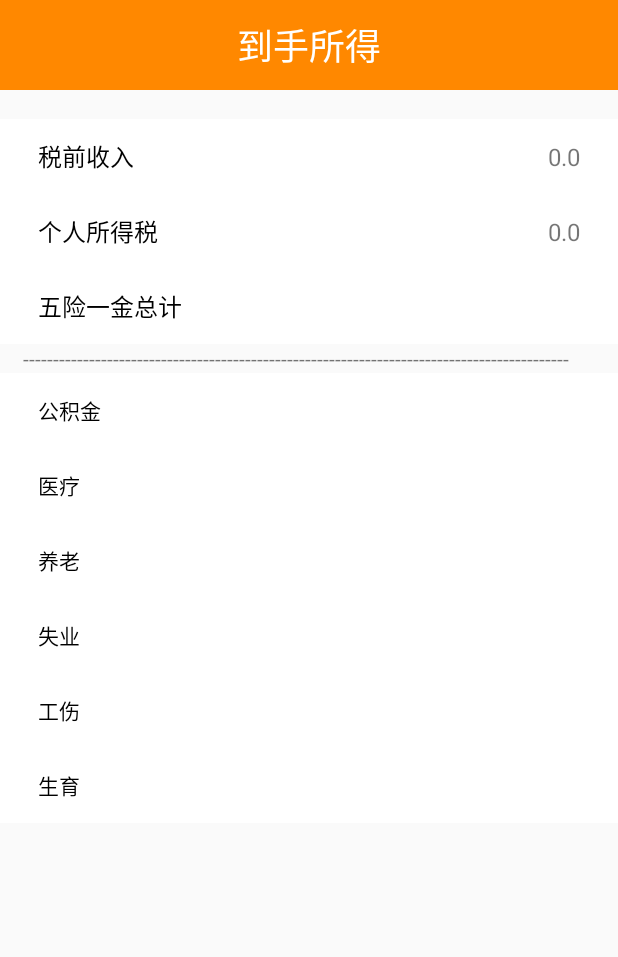
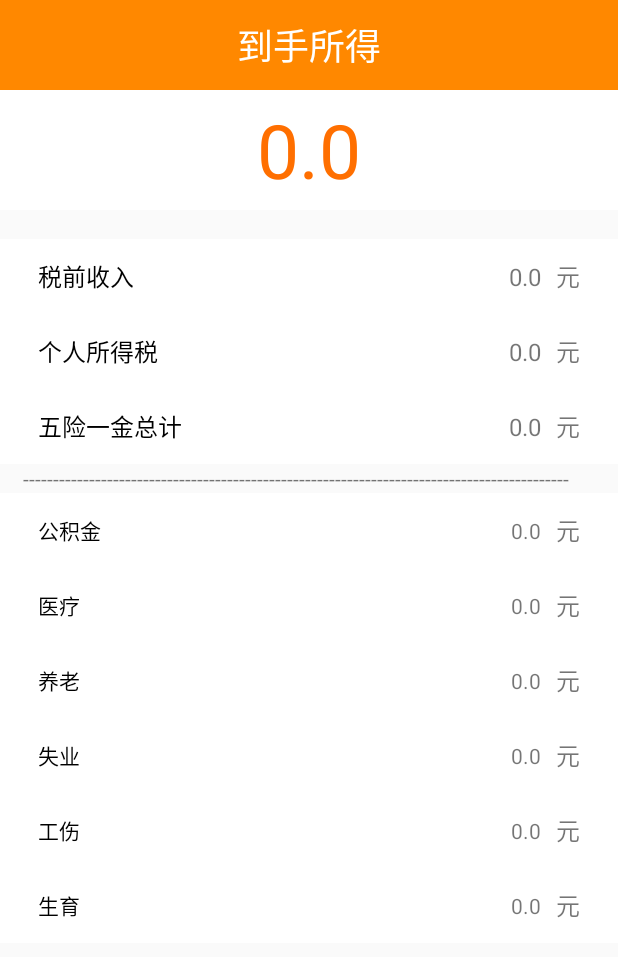
Before and after one commit to LsKiKi/SuperCalculator, an Android app: the screen it shows after launch (PersonActivity), after a tap on "开始计算", on a phone screen of 412 x 824 dp. Shown: the top 957 px of the screen. Run offline under Robolectric (Android 15) with nearby library versions, the phone set to English and light mode, and no system bars; 1 statement that could not run was skipped; 3 other taps on this screen came first.

Commit message:
person tax完善

```diff
--- a/app/src/main/java/com/whut/wlqk/superCalculator/PersonActivity.java
+++ b/app/src/main/java/com/whut/wlqk/superCalculator/PersonActivity.java
@@ -5,22 +5,34 @@ import android.content.Intent;
 import android.os.Bundle;
 import android.widget.TextView;
 
+import com.whut.wlqk.superCalculator.utils.tax.CalWuxianyijin;
 import com.whut.wlqk.superCalculator.utils.tax.PersonalTax;
 import com.whut.wlqk.superCalculator.utils.tax.TaxInterface;
+import com.whut.wlqk.superCalculator.utils.tax.Wuxianyijin;
 
 public class PersonActivity extends BaseActivity{
 
-    TextView tax_before_income,person_tax,total_ihf;
+    TextView tax_before_income,person_tax,total_ihf,total_get;
+    TextView fund_public,medical_care,old_care,no_job,job_injury,procreation;
     double income,threshold,person_get_tax;
-
+    double fund,medical,endowment,unemployment,maternity,employment_injury;
+    double fund_,medical_,endowment_,unemployment_,maternity_,employment_injury_,ihf_;
+    String city;
     @Override
     protected void onCreate(Bundle savedInstanceState) {
         super.onCreate(savedInstanceState);
         setContentView(R.layout.person_tax_result);
 
+        total_get = findViewById(R.id.total_get);
         tax_before_income = findViewById(R.id.tax_before_income);
         person_tax = findViewById(R.id.person_tax);
         total_ihf = findViewById(R.id.ihf);
+        fund_public = findViewById(R.id.fund);
+        medical_care = findViewById(R.id.medical);
+        old_care = findViewById(R.id.endowment);
+        no_job = findViewById(R.id.unemployment);
+        job_injury = findViewById(R.id.employment_injury);
+        procreation = findViewById(R.id.maternity);
 
         //获取结果
         Intent intent = getIntent();
@@ -38,7 +50,33 @@ public class PersonActivity extends BaseActivity{
         person_get_tax = taxInterface.result();
         person_tax.setText(String.valueOf(person_get_tax));
 
+        city = extras.getString("city");
+        fund = extras.getDouble("fund");
+        medical = extras.getDouble("medical");
+        endowment = extras.getDouble("endowment");
+        unemployment = extras.getDouble("unemployment");
+        maternity = extras.getDouble("maternity");
+        employment_injury = extras.getDouble("employment_injury");
 
-
+        //计算五险一金
+        Wuxianyijin wxyj = new Wuxianyijin(city,endowment,medical,unemployment,employment_injury,maternity,fund);
+        CalWuxianyijin calWuxianyijin = new CalWuxianyijin(wxyj,income);
+        ihf_ = calWuxianyijin.wuxianyijinTotal();
+        total_ihf.setText(String.valueOf(ihf_));
+        //到手所得
+        total_get.setText(String.valueOf(income-person_get_tax-ihf_));
+        //五险一金详细
+        fund_ = calWuxianyijin.getPublicFundsMoney();
+        fund_public.setText(String.valueOf(fund_));
+        employment_injury_ = calWuxianyijin.getInjuryMoney();
+        job_injury.setText(String.valueOf(employment_injury_));
+        endowment_ = calWuxianyijin.getOldCareMoney();
+        old_care.setText(String.valueOf(endowment_));
+        maternity_ = calWuxianyijin.getProcreationMoney();
+        procreation.setText(String.valueOf(maternity_));
+        medical_ = calWuxianyijin.getMedicalTreatmentMoney();
+        medical_care.setText(String.valueOf(medical_));
+        unemployment_ = calWuxianyijin.getUnemployedMoney();
+        no_job.setText(String.valueOf(unemployment_));
     }
 }
--- a/app/src/main/java/com/whut/wlqk/superCalculator/monthlySalary.java
+++ b/app/src/main/java/com/whut/wlqk/superCalculator/monthlySalary.java
@@ -25,6 +25,7 @@ public class monthlySalary extends Fragment implements View.OnClickListener{
     TextView insurance_housing_fund;
     LinearLayout layout;
     Spinner spinner_city;
+    String city;
     EditText input_salary, et_threshold, et_fund, et_medical, et_endowment, et_unemployment, et_employment_injury, et_maternity;
     boolean inf_visible = false;
     DbHelper dbHelper = null;
@@ -71,6 +72,7 @@ public class monthlySalary extends Fragment implements View.OnClickListener{
             @Override
             public void onItemSelected(AdapterView<?> parent, View view, int position, long id) {
                 Wuxianyijin wxyj = queryByCity(city_adapter.getItem(position));
+                city = city_adapter.getItem(position);
                 et_fund.setText(new DecimalFormat("#.##").format(wxyj.getPublicfunds() * 100));
                 et_medical.setText(new DecimalFormat("#.##").format(wxyj.getMedicalTreatment() * 100));
                 et_employment_injury.setText(new DecimalFormat("#.##").format(wxyj.getInjury() * 100));
@@ -81,7 +83,7 @@ public class monthlySalary extends Fragment implements View.OnClickListener{
 
             @Override
             public void onNothingSelected(AdapterView<?> parent) {
-
+                city = city_adapter.getItem(0);
             }
         });
 
@@ -112,12 +114,33 @@ public class monthlySalary extends Fragment implements View.OnClickListener{
 
     @Override
     public void onClick(View v) {
-        double income = Double.parseDouble(input_salary.toString());
-        double threshold = Double.parseDouble(et_threshold.toString());
+        double threshold;
+        double income = Double.parseDouble(input_salary.getText().toString());
+        if(et_threshold.getText().toString().equals("")){
+            threshold = 5000;
+        }else {
+            threshold = Double.parseDouble(et_threshold.getText().toString());
+        }
+        double fund = Double.parseDouble(et_fund.getText().toString())/100;
+        double medical = Double.parseDouble(et_medical.getText().toString())/100;
+        double endowment = Double.parseDouble(et_endowment.getText().toString())/100;
+        double unemployment = Double.parseDouble(et_unemployment.getText().toString())/100;
+        double maternity = Double.parseDouble(et_maternity.getText().toString())/100;
+        double employment_injury = Double.parseDouble(et_employment_injury.getText().toString())/100;
+
         Intent intent = new Intent(getActivity(),PersonActivity.class);
         Bundle bundle = new Bundle();
+
         bundle.putDouble("income",income);
         bundle.putDouble("threshold",threshold);
+        bundle.putDouble("fund",fund);
+        bundle.putDouble("medical",medical);
+        bundle.putDouble("endowment",endowment);
+        bundle.putDouble("unemployment",unemployment);
+        bundle.putDouble("maternity",maternity);
+        bundle.putDouble("employment_injury",employment_injury);
+        bundle.putString("city",city);
+
         intent.putExtras(bundle);
         startActivity(intent);
     }
--- a/app/src/main/java/com/whut/wlqk/superCalculator/utils/tax/Wuxianyijin.java
+++ b/app/src/main/java/com/whut/wlqk/superCalculator/utils/tax/Wuxianyijin.java
@@ -1,6 +1,7 @@
 package com.whut.wlqk.superCalculator.utils.tax;
 
 public class Wuxianyijin {
+
     String city;
     double oldCare;
     double medicalTreatment;
--- a/app/src/main/res/layout/person_tax_result.xml
+++ b/app/src/main/res/layout/person_tax_result.xml
@@ -20,6 +20,15 @@
             android:text="到手所得"
             android:textColor="@android:color/white"
             android:textSize="24sp" />
+
+        <TextView
+            android:id="@+id/total_get"
+            android:layout_width="match_parent"
+            android:layout_height="80dp"
+            android:background="@android:color/white"
+            android:gravity="center"
+            android:textColor="@color/colorTitleSelected"
+            android:textSize="50sp" />
 
         <TextView
             android:id="@+id/textView58"
@@ -49,7 +58,16 @@
                 android:layout_height="match_parent"
                 android:layout_weight="1"
                 android:gravity="right|center"
+                android:paddingRight="10dp"
+                android:textSize="16sp" />
+
+            <TextView
+                android:id="@+id/textView40"
+                android:layout_width="wrap_content"
+                android:layout_height="match_parent"
+                android:gravity="center_vertical"
                 android:paddingRight="25dp"
+                android:text="元"
                 android:textSize="16sp" />
 
         </LinearLayout>
@@ -77,7 +95,16 @@
                 android:layout_height="match_parent"
                 android:layout_weight="1"
                 android:gravity="right|center_vertical"
+                android:paddingRight="10dp"
+                android:textSize="16sp" />
+
+            <TextView
+                android:id="@+id/textView41"
+                android:layout_width="wrap_content"
+                android:layout_height="match_parent"
+                android:gravity="center_vertical"
                 android:paddingRight="25dp"
+                android:text="元"
                 android:textSize="16sp" />
         </LinearLayout>
 
@@ -104,7 +131,16 @@
                 android:layout_height="match_parent"
                 android:layout_weight="1"
                 android:gravity="right|center_vertical"
+                android:paddingRight="10dp"
+                android:textSize="16sp" />
+
+            <TextView
+                android:id="@+id/textView44"
+                android:layout_width="wrap_content"
+                android:layout_height="match_parent"
+                android:gravity="center_vertical"
                 android:paddingRight="25dp"
+                android:text="元"
                 android:textSize="16sp" />
         </LinearLayout>
 
@@ -138,7 +174,16 @@
                 android:layout_height="match_parent"
                 android:layout_weight="1"
                 android:gravity="right|center_vertical"
-                android:paddingRight="25dp" />
+                android:paddingRight="10dp" />
+
+            <TextView
+                android:id="@+id/textView46"
+                android:layout_width="wrap_content"
+                android:layout_height="match_parent"
+                android:gravity="center_vertical"
+                android:paddingRight="25dp"
+                android:text="元"
+                android:textSize="16sp" />
         </LinearLayout>
 
         <LinearLayout
@@ -163,7 +208,16 @@
                 android:layout_height="match_parent"
                 android:layout_weight="1"
                 android:gravity="right|center_vertical"
-                android:paddingRight="25dp" />
+                android:paddingRight="10dp" />
+
+            <TextView
+                android:id="@+id/textView48"
+                android:layout_width="wrap_content"
+                android:layout_height="match_parent"
+                android:gravity="center_vertical"
+                android:paddingRight="25dp"
+                android:text="元"
+                android:textSize="16sp" />
         </LinearLayout>
 
         <LinearLayout
@@ -188,7 +242,16 @@
                 android:layout_height="match_parent"
                 android:layout_weight="1"
                 android:gravity="right|center_vertical"
-                android:paddingRight="25dp" />
+                android:paddingRight="10dp" />
+
+            <TextView
+                android:id="@+id/textView50"
+                android:layout_width="wrap_content"
+                android:layout_height="match_parent"
+                android:gravity="center_vertical"
+                android:paddingRight="25dp"
+                android:text="元"
+                android:textSize="16sp" />
         </LinearLayout>
 
         <LinearLayout
@@ -213,7 +276,16 @@
                 android:layout_height="match_parent"
                 android:layout_weight="1"
                 android:gravity="right|center_vertical"
-                android:paddingRight="25dp" />
+                android:paddingRight="10dp" />
+
+            <TextView
+                android:id="@+id/textView52"
+                android:layout_width="wrap_content"
+                android:layout_height="match_parent"
+                android:gravity="center_vertical"
+                android:paddingRight="25dp"
+                android:text="元"
+                android:textSize="16sp" />
         </LinearLayout>
 
         <LinearLayout
@@ -238,7 +310,16 @@
                 android:layout_height="match_parent"
                 android:layout_weight="1"
                 android:gravity="right|center_vertical"
-                android:paddingRight="25dp" />
+                android:paddingRight="10dp" />
+
+            <TextView
+                android:id="@+id/textView54"
+                android:layout_width="wrap_content"
+                android:layout_height="match_parent"
+                android:gravity="center_vertical"
+                android:paddingRight="25dp"
+                android:text="元"
+                android:textSize="16sp" />
 
         </LinearLayout>
 
@@ -264,7 +345,16 @@
                 android:layout_height="match_parent"
                 android:layout_weight="1"
                 android:gravity="right|center_vertical"
-                android:paddingRight="25dp" />
+                android:paddingRight="10dp" />
+
+            <TextView
+                android:id="@+id/textView56"
+                android:layout_width="wrap_content"
+                android:layout_height="match_parent"
+                android:gravity="center_vertical"
+                android:paddingRight="25dp"
+                android:text="元"
+                android:textSize="16sp" />
         </LinearLayout>
 
     </LinearLayout>
```
